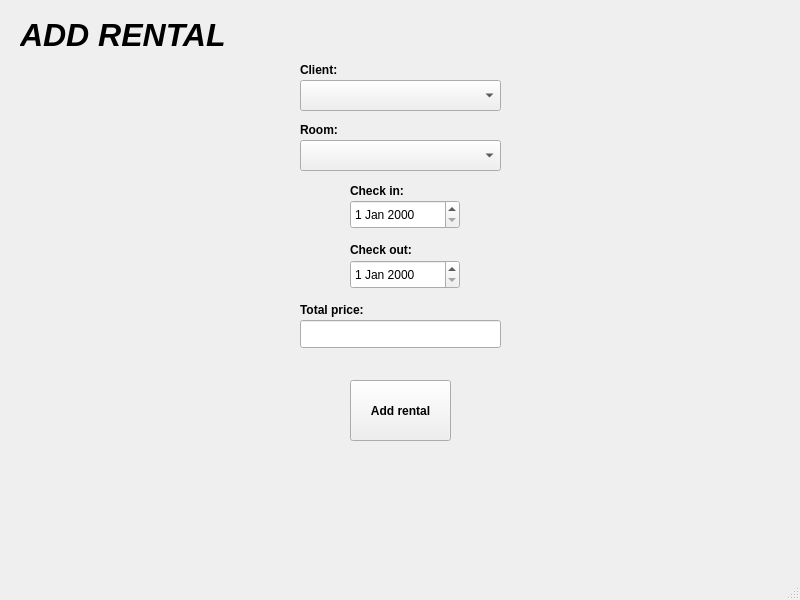
The window that addrental.ui (sluchson/Projekt-Studia-HotelSystem) describes before a commit, drawn with Qt 5.
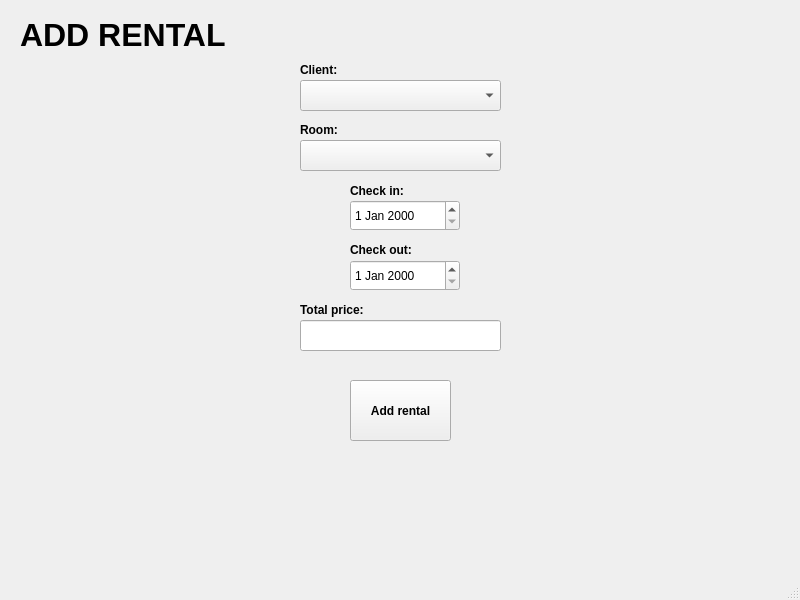
The same window after the commit.

Patch:
```diff
--- a/addrental.ui
+++ b/addrental.ui
@@ -48,7 +48,7 @@
       <x>350</x>
       <y>200</y>
       <width>110</width>
-      <height>29</height>
+      <height>31</height>
      </rect>
     </property>
    </widget>
@@ -58,7 +58,7 @@
       <x>350</x>
       <y>260</y>
       <width>110</width>
-      <height>29</height>
+      <height>31</height>
      </rect>
     </property>
    </widget>
@@ -78,7 +78,7 @@
       <x>300</x>
       <y>320</y>
       <width>201</width>
-      <height>28</height>
+      <height>31</height>
      </rect>
     </property>
    </widget>
@@ -184,8 +184,9 @@
     <property name="font">
      <font>
       <pointsize>24</pointsize>
-      <italic>true</italic>
+      <italic>false</italic>
       <bold>true</bold>
+      <underline>false</underline>
      </font>
     </property>
     <property name="text">
```
Left out of the diff: 2 changed lines with no effect on the pictures.
